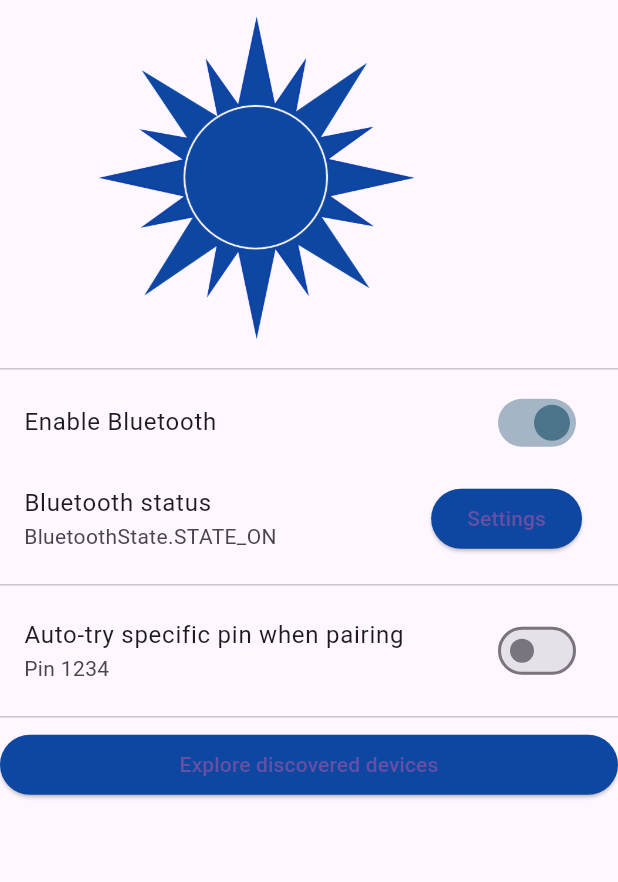
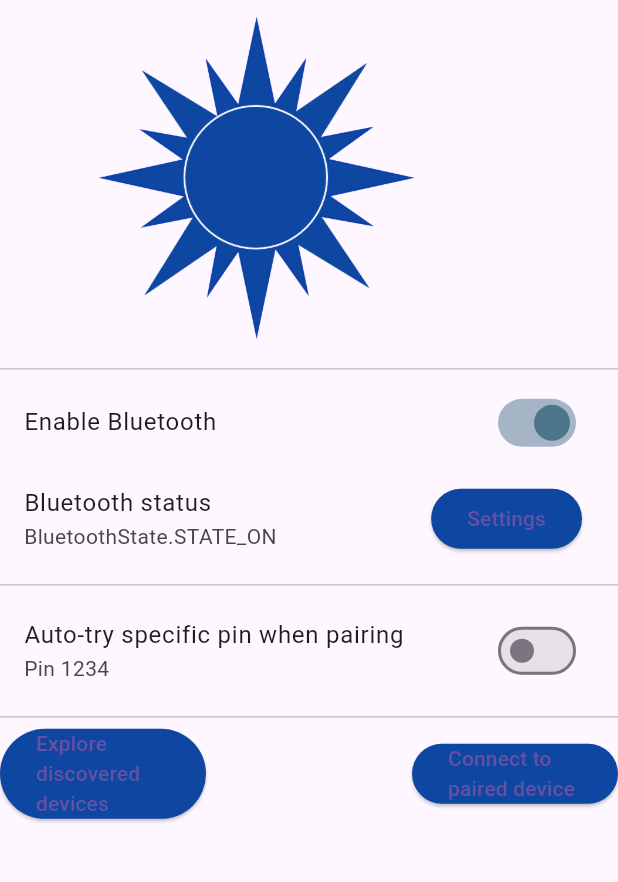
Before and after one commit to JOHNR3ACHER/bluetooth_sunshade, a Flutter app: the screen it shows after launch, after a tap on "Enable Bluetooth", on a phone screen of 412 x 824 dp, the part 84-966 px from its top. Run offline on Flutter 3.47's test engine with Material 3 defaults, Android fonts, the phone set to English and light mode, and no system bars; our stand-ins replace flutter_bluetooth_serial.

Commit message:
Selected Device Bonding

```diff
--- a/lib/src/screens/main_screen.dart
+++ b/lib/src/screens/main_screen.dart
@@ -84,13 +84,12 @@ class _MainPage extends State<MainPage> {
       });
     });
 
-    /*
-    BluetoothConnection.toAddress(selectedDevice!.address).then((_connection) {
+    /* */
       if (selectedDevice != null && connection!.isConnected){
         connection!.input!.listen(_onDataReceived);
       }
-    });
-    */
+
+
 
 
 
@@ -136,10 +135,11 @@ class _MainPage extends State<MainPage> {
                 // Do the request and update with the true value then
                 future() async {
                   // async lambda seems to not working
-                  if (value)
+                  if (value){
                     await FlutterBluetoothSerial.instance.requestEnable();
-                  else
+                  }else{
                     await FlutterBluetoothSerial.instance.requestDisable();
+                  }
                 }
 
                 future().then((_) {
@@ -219,8 +219,8 @@ class _MainPage extends State<MainPage> {
                   ), //ElevatedButton
                 ), // Expanded
 
-                /*
-                Spacer(),
+                /**/
+                const Spacer(),
                 Expanded(
                     child: ElevatedButton(
                   onPressed: () async {
@@ -228,25 +228,35 @@ class _MainPage extends State<MainPage> {
                         await Navigator.of(context).push(
                       MaterialPageRoute(
                         builder: (context) {
-                          return SelectBondedDevicePage(
-                              checkAvailability: false);
+                          return const SelectBondedDevicePage(checkAvailability: false);
                         },
                       ),
                     );
 
                     if (selectedDevice != null) {
-                      print('Connect -> selected ' + selectedDevice.address);
-                      _startChat(context, selectedDevice);
+                      connection = await BluetoothConnection.toAddress(selectedDevice.address); //creates connection
+                      setState(() {this.selectedDevice = selectedDevice; }); // Update selected device
+                      print('Connected to ->  ' + selectedDevice.address);
                     } else {
-                      print('Connect -> no device selected');
+                      print('Connected to -> no device selected');
                     }
+
+                    /*
+                      if (selectedDevice != null) {
+                        print('Connect -> selected ' + selectedDevice.address);
+                        _startChat(context, selectedDevice);
+                      } else {
+                        print('Connect -> no device selected');
+                      }
+                    */
+
                   },
-                  child: const Text('Connect to paired device to chat'),
+                  child: const Text('Connect to paired device'),
                   style: ButtonStyle(
                     backgroundColor:
                         MaterialStateProperty.all<Color>(Color(0xFF0D47A1)),
                   ),
-                ))*/
+                ))
               ],
             ),
             /////////////////////////////////////
@@ -392,7 +402,6 @@ class _MainPage extends State<MainPage> {
           // Add the valid command to the list of received lines
           print('app->Pic Command: $text');
 
-
           // Send the command to the HC-05
           connection!.output.add(ascii.encode(text));
 
```
